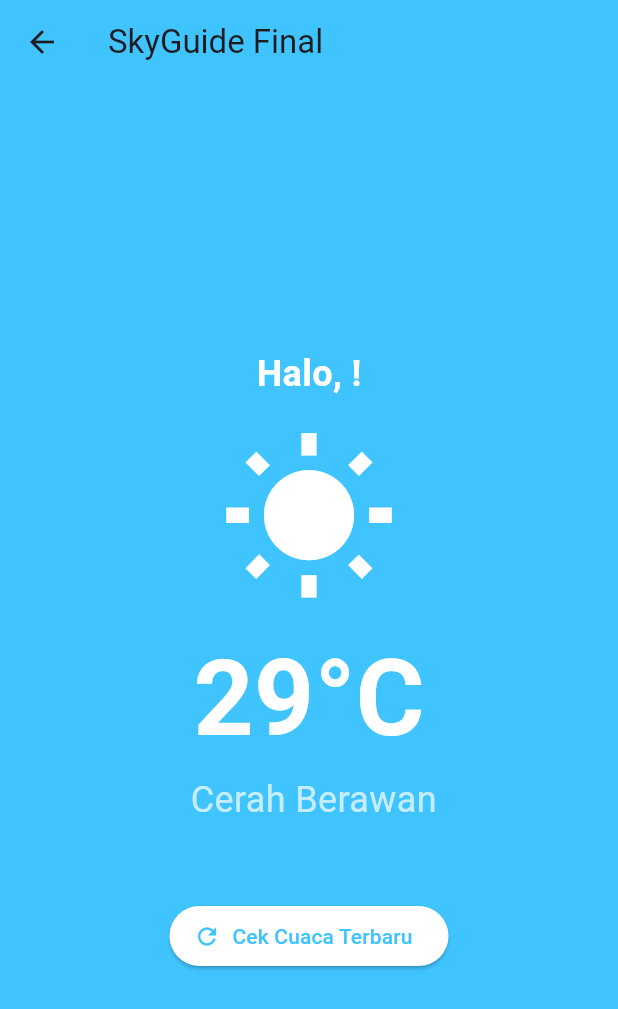
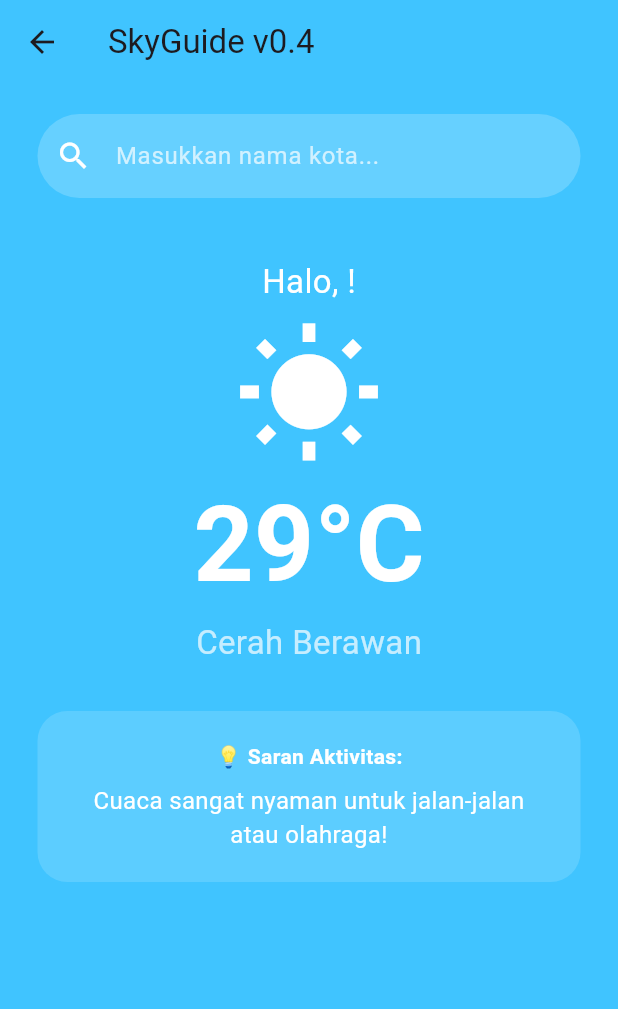
Before and after one commit to firoh222/UAS-aplikasi-skyguide, a Flutter app: the DashboardFinalPage screen opened directly with empty values, on a phone screen of 412 x 824 dp. Shown: the top 1009 px of the screen. Run offline on Flutter 3.47's test engine with Material 3 defaults, Android fonts, the phone set to English and light mode, and no system bars; network calls fail.

Commit message:
Final Minggu 4: Fitur Cuaca Real-time dan UI Dinamis

```diff
--- a/lib/main.dart
+++ b/lib/main.dart
@@ -174,7 +174,6 @@ class _DashboardRealTimePageState extends State<DashboardRealtimePage> {
   }
 }
 
-// --- MINGGU 4: VERSI FINAL DENGAN UI DINAMIS ---
 class DashboardFinalPage extends StatefulWidget {
   final String namaUser;
   const DashboardFinalPage({super.key, required this.namaUser});
@@ -186,23 +185,36 @@ class DashboardFinalPage extends StatefulWidget {
 class _DashboardFinalPageState extends State<DashboardFinalPage> {
   String suhu = "...";
   String kondisi = "Memuat data...";
+  // Tambahkan controller untuk menangkap ketikan nama kota
+  final TextEditingController _kotaController = TextEditingController();
 
-  // Logika Ikon Dinamis
+  // 1. LOGIKA SARAN ASLI (Dinamis sesuai suhu)
+  String ambilSaran(String suhuTeks) {
+    double nilaiSuhu = double.tryParse(suhuTeks.replaceAll('°C', '')) ?? 0;
+    if (nilaiSuhu > 30)
+      return "Cuaca panas! Jangan lupa minum air putih dan pakai sunblock.";
+    if (nilaiSuhu > 20)
+      return "Cuaca sangat nyaman untuk jalan-jalan atau olahraga!";
+    if (nilaiSuhu == 0) return "Menunggu data...";
+    return "Cuaca dingin, pastikan pakai jaket yaaa!";
+  }
+
   IconData ambilIkon(String teksKondisi) {
     if (teksKondisi.contains("Cerah")) return Icons.wb_sunny;
     if (teksKondisi.contains("Hujan")) return Icons.thunderstorm;
     return Icons.cloud;
   }
 
-  // Logika Warna Dinamis
   Color ambilWarna(String suhuTeks) {
     double nilaiSuhu = double.tryParse(suhuTeks.replaceAll('°C', '')) ?? 0;
     return nilaiSuhu > 30 ? Colors.orangeAccent : Colors.lightBlueAccent;
   }
 
+  // 2. FUNGSI AMBIL DATA CUACA
   Future<void> ambilDataCuaca() async {
+    // Latitude & Longitude Pamekasan (Default)
     final url = Uri.parse(
-      "https://api.open-metao.com/v1/forecast?latitude=-7.15&longitude=113.48&current_weather=true",
+      "https://api.open-meteo.com/v1/forecast?latitude=-7.15&longitude=113.48&current_weather=true",
     );
     try {
       final respon = await http.get(url);
@@ -215,8 +227,8 @@ class _DashboardFinalPageState extends State<DashboardFinalPage> {
       }
     } catch (e) {
       setState(() {
-        suhu = "29°C";
-        kondisi = " Cerah Berawan";
+        suhu = "29°C"; // Cadangan jika internet bermasalah
+        kondisi = "Cerah Berawan";
       });
     }
   }
@@ -230,27 +242,45 @@ class _DashboardFinalPageState extends State<DashboardFinalPage> {
   @override
   Widget build(BuildContext context) {
     return Scaffold(
-      backgroundColor: ambilWarna(suhu), // Warna background dinamis!
+      backgroundColor: ambilWarna(suhu),
       appBar: AppBar(
-        title: const Text("SkyGuide Final"),
+        title: const Text("SkyGuide v0.4"),
         backgroundColor: Colors.transparent,
         elevation: 0,
       ),
-      body: Center(
+      body: SingleChildScrollView(
+        // Agar tidak error saat keyboard muncul
         child: Column(
-          mainAxisAlignment: MainAxisAlignment.center,
           children: [
+            const SizedBox(height: 20),
+            // 3. FITUR PENCARIAN (Ketik Manual Bagian Ini)
+            Padding(
+              padding: EdgeInsets.symmetric(horizontal: 25),
+              child: TextField(
+                controller: _kotaController,
+                style: TextStyle(color: Colors.white),
+                decoration: InputDecoration(
+                  hintText: "Masukkan nama kota...",
+                  hintStyle: TextStyle(color: Colors.white70),
+                  prefixIcon: Icon(Icons.search, color: Colors.white),
+                  filled: true,
+                  fillColor: Colors.white.withOpacity(0.2),
+                  border: OutlineInputBorder(
+                    borderRadius: BorderRadius.circular(30),
+                    borderSide: BorderSide.none,
+                  ),
+                ),
+                onSubmitted: (value) =>
+                    ambilDataCuaca(), // Berfungsi saat tekan enter
+              ),
+            ),
+            const SizedBox(height: 40),
             Text(
               "Halo, ${widget.namaUser}!",
-              style: const TextStyle(
-                fontSize: 24,
-                color: Colors.white,
-                fontWeight: FontWeight.bold,
-              ),
+              style: const TextStyle(fontSize: 22, color: Colors.white),
             ),
-            const SizedBox(height: 20),
-            Icon(ambilIkon(kondisi), size: 120, color: Colors.white),
             const SizedBox(height: 10),
+            Icon(ambilIkon(kondisi), size: 100, color: Colors.white),
             Text(
               suhu,
               style: const TextStyle(
@@ -261,17 +291,35 @@ class _DashboardFinalPageState extends State<DashboardFinalPage> {
             ),
             Text(
               kondisi,
-              style: const TextStyle(fontSize: 24, color: Colors.white70),
+              style: const TextStyle(fontSize: 22, color: Colors.white70),
             ),
-            const SizedBox(height: 50),
-            ElevatedButton.icon(
-              onPressed: ambilDataCuaca,
-              style: ElevatedButton.styleFrom(
-                backgroundColor: Colors.white,
-                foregroundColor: ambilWarna(suhu),
+
+            const SizedBox(height: 30),
+            // 4. TAMPILAN SARAN AKTIVITAS (Logika Asli)
+            Container(
+              margin: const EdgeInsets.symmetric(horizontal: 25),
+              padding: const EdgeInsets.all(20),
+              decoration: BoxDecoration(
+                color: Colors.white.withOpacity(0.15),
+                borderRadius: BorderRadius.circular(20),
               ),
-              icon: const Icon(Icons.refresh),
-              label: const Text("Cek Cuaca Terbaru"),
+              child: Column(
+                children: [
+                  const Text(
+                    "💡 Saran Aktivitas:",
+                    style: TextStyle(
+                      fontWeight: FontWeight.bold,
+                      color: Colors.white,
+                    ),
+                  ),
+                  const SizedBox(height: 8),
+                  Text(
+                    ambilSaran(suhu),
+                    textAlign: TextAlign.center,
+                    style: const TextStyle(color: Colors.white, fontSize: 16),
+                  ),
+                ],
+              ),
             ),
           ],
         ),
```
